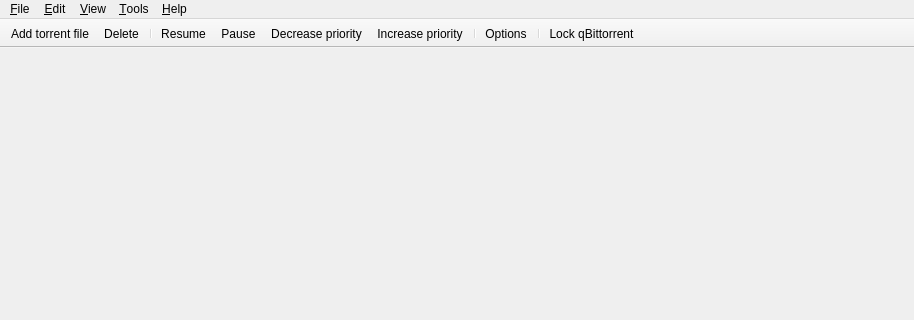
SysAdminDoc/qBittorrent-Vanced, file src/mainwindow.ui: the form before one commit; both pictures show x 0 to 914 and y 0 to 320 of the 914 by 563 pixel window.
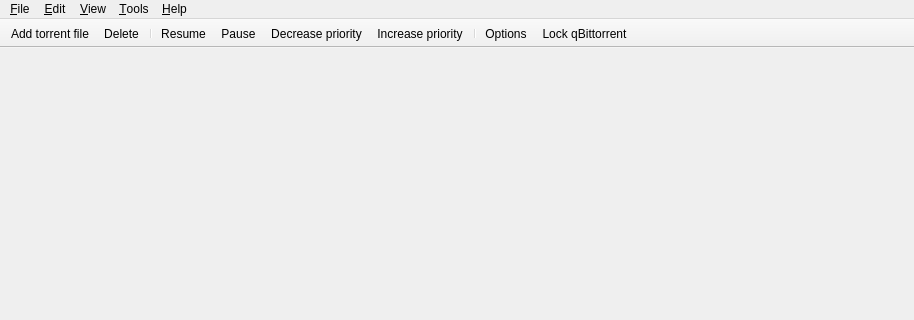
The form after the commit. Icons and pictures are not drawn.

Commit message: Move transfer list filter on the right side of the toolbar

```diff
--- a/src/mainwindow.ui
+++ b/src/mainwindow.ui
@@ -133,7 +133,6 @@
    <addaction name="actionIncreasePriority"/>
    <addaction name="separator"/>
    <addaction name="actionOptions"/>
-   <addaction name="separator"/>
    <addaction name="actionLock_qBittorrent"/>
   </widget>
   <widget class="QStatusBar" name="statusBar"/>
```
The commit also changes 1 other file.
